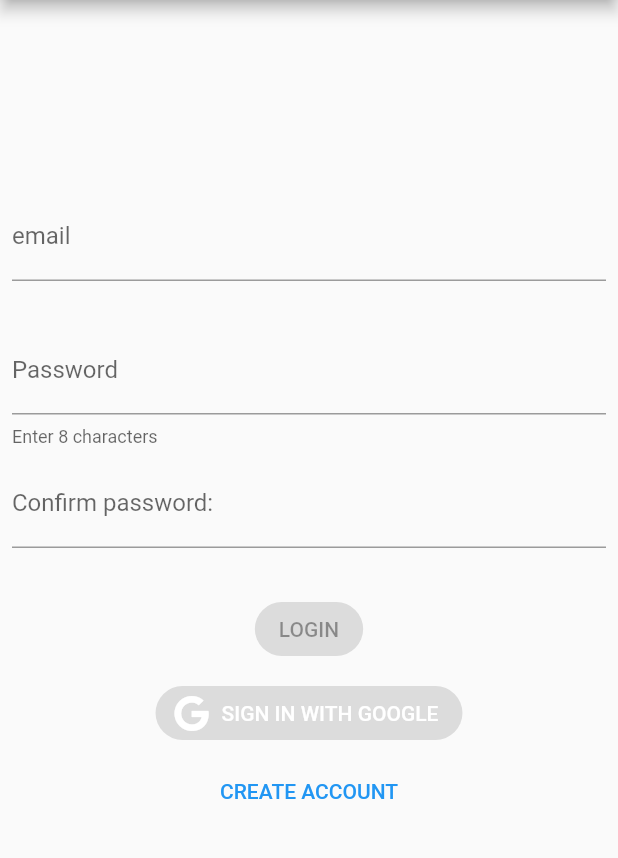
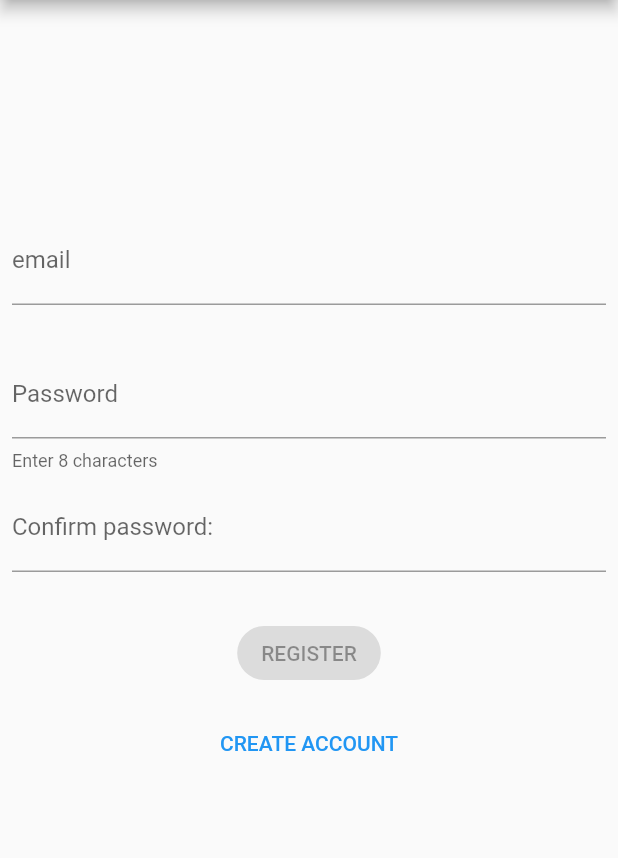
Before and after one commit to JosipTr/FantasyHNL, a Flutter app: the screen it shows after launch, after a tap on "CREATE ACCOUNT", on a phone screen of 412 x 824 dp, the part 84-942 px from its top. Run offline on Flutter 3.47's test engine with Material 2 defaults, Android fonts, the phone set to English and light mode, and no system bars; our stand-ins replace bloc, dartz, equatable, firebase_auth, firebase_core, flutter_bloc and 2 more; accounts and stored records are empty.

Commit message:
Fix AuthStream

```diff
--- a/lib/features/authentication/data/datasources/remote_datasource.dart
+++ b/lib/features/authentication/data/datasources/remote_datasource.dart
@@ -1,7 +1,7 @@
 import 'dart:developer';
 
 import 'package:fantasy_hnl/core/errors/exception.dart';
-import 'package:firebase_auth/firebase_auth.dart' hide User;
+import 'package:firebase_auth/firebase_auth.dart';
 
 import '../../util/parameters/auth_params.dart';
 import '../models/user_model.dart';
@@ -9,7 +9,6 @@ import '../models/user_model.dart';
 abstract interface class RemoteDataSource {
   Stream<UserModel?> authStateChanges();
   Future<void> loginWithEmailAndPassword(AuthParams params);
-
   Future<void> register(AuthParams params);
   Future<void> logout();
 }
@@ -25,7 +24,7 @@ class FirebaseAuthentication implements RemoteDataSource {
       if (user == null) {
         return null;
       }
-      return UserModel(username: user.displayName!, email: user.email!);
+      return UserModel(username: user.displayName ?? '', email: user.email!);
     });
   }
 
--- a/lib/features/authentication/presentation/bloc/auth_bloc/auth_bloc.dart
+++ b/lib/features/authentication/presentation/bloc/auth_bloc/auth_bloc.dart
@@ -1,3 +1,5 @@
+import 'dart:developer';
+
 import 'package:equatable/equatable.dart';
 import 'package:bloc/bloc.dart';
 import 'package:fantasy_hnl/core/usecases/usecase.dart';
@@ -23,6 +25,7 @@ class AuthBloc extends Bloc<AuthEvent, AuthState> {
     final stream = _authStateChanges();
     await emit.forEach(stream,
         onData: (user) {
+          log(user.toString());
           if (user == null) {
             return const AuthFailure();
           } else {
--- a/lib/features/authentication/presentation/widgets/forms/register_form.dart
+++ b/lib/features/authentication/presentation/widgets/forms/register_form.dart
@@ -1,6 +1,5 @@
 import 'package:flutter/material.dart';
 import 'package:flutter_bloc/flutter_bloc.dart';
-import 'package:font_awesome_flutter/font_awesome_flutter.dart';
 
 import '../../bloc/auth_form_cubit/auth_form_cubit.dart';
 
@@ -40,7 +39,7 @@ class RegisterForm extends StatelessWidget {
               const SizedBox(height: 8),
               _RegisterButton(),
               const SizedBox(height: 8),
-              _GoogleLoginButton(),
+              // _GoogleLoginButton(),
               const SizedBox(height: 4),
               _LoginButton(),
             ],
@@ -58,7 +57,7 @@ class _EmailInput extends StatelessWidget {
       buildWhen: (previous, current) => previous.email != current.email,
       builder: (context, state) {
         return TextField(
-          key: const Key('loginForm_emailInput_textField'),
+          key: const Key('registerForm_emailInput_textField'),
           onChanged: (email) =>
               context.read<AuthFormCubit>().emailChanged(email),
           keyboardType: TextInputType.emailAddress,
@@ -80,7 +79,7 @@ class _PasswordInput extends StatelessWidget {
       buildWhen: (previous, current) => previous.password != current.password,
       builder: (context, state) {
         return TextField(
-          key: const Key('loginForm_passwordInput_textField'),
+          key: const Key('registerForm_passwordInput_textField'),
           onChanged: (password) =>
               context.read<AuthFormCubit>().passwordChanged(password),
           obscureText: true,
@@ -103,7 +102,7 @@ class _ConfirmPasswordInput extends StatelessWidget {
           previous.confirmPassword != current.confirmPassword,
       builder: (context, state) {
         return TextField(
-          key: const Key('loginForm_confirmPassword_textField'),
+          key: const Key('registerForm_confirmPassword_textField'),
           onChanged: (password) =>
               context.read<AuthFormCubit>().confirmPasswordChanged(password),
           obscureText: true,
@@ -127,40 +126,19 @@ class _RegisterButton extends StatelessWidget {
         return state.status == Status.inProgress
             ? const CircularProgressIndicator()
             : ElevatedButton(
-                key: const Key('loginForm_continue_raisedButton'),
+                key: const Key('registerForm_continue_raisedButton'),
                 style: ElevatedButton.styleFrom(
                   shape: RoundedRectangleBorder(
                     borderRadius: BorderRadius.circular(30),
                   ),
                   backgroundColor: const Color(0xFFFFD600),
                 ),
-                onPressed: null,
-                child: const Text('LOGIN'),
+                onPressed: state.isValid
+                    ? () => context.read<AuthFormCubit>().register()
+                    : null,
+                child: const Text('REGISTER'),
               );
       },
-    );
-  }
-}
-
-class _GoogleLoginButton extends StatelessWidget {
-  @override
-  Widget build(BuildContext context) {
-    final theme = Theme.of(context);
-    return ElevatedButton.icon(
-      key: const Key('loginForm_googleLogin_raisedButton'),
-      label: const Text(
-        'SIGN IN WITH GOOGLE',
-        style: TextStyle(color: Colors.white),
-      ),
-      style: ElevatedButton.styleFrom(
-        shape: RoundedRectangleBorder(
-          borderRadius: BorderRadius.circular(30),
-        ),
-        backgroundColor: theme.colorScheme.secondary,
-      ),
-      icon: const Icon(FontAwesomeIcons.google, color: Colors.white),
-      // onPressed: () => context.read<AuthFormCubit>().logInWithGoogle(),
-      onPressed: null,
     );
   }
 }
@@ -170,7 +148,7 @@ class _LoginButton extends StatelessWidget {
   Widget build(BuildContext context) {
     final theme = Theme.of(context);
     return TextButton(
-      key: const Key('loginForm_createAccount_flatButton'),
+      key: const Key('registerForm_createAccount_flatButton'),
       onPressed: () =>
           context.read<AuthFormCubit>().switchForm(AuthFilter.login),
       child: Text(
```
